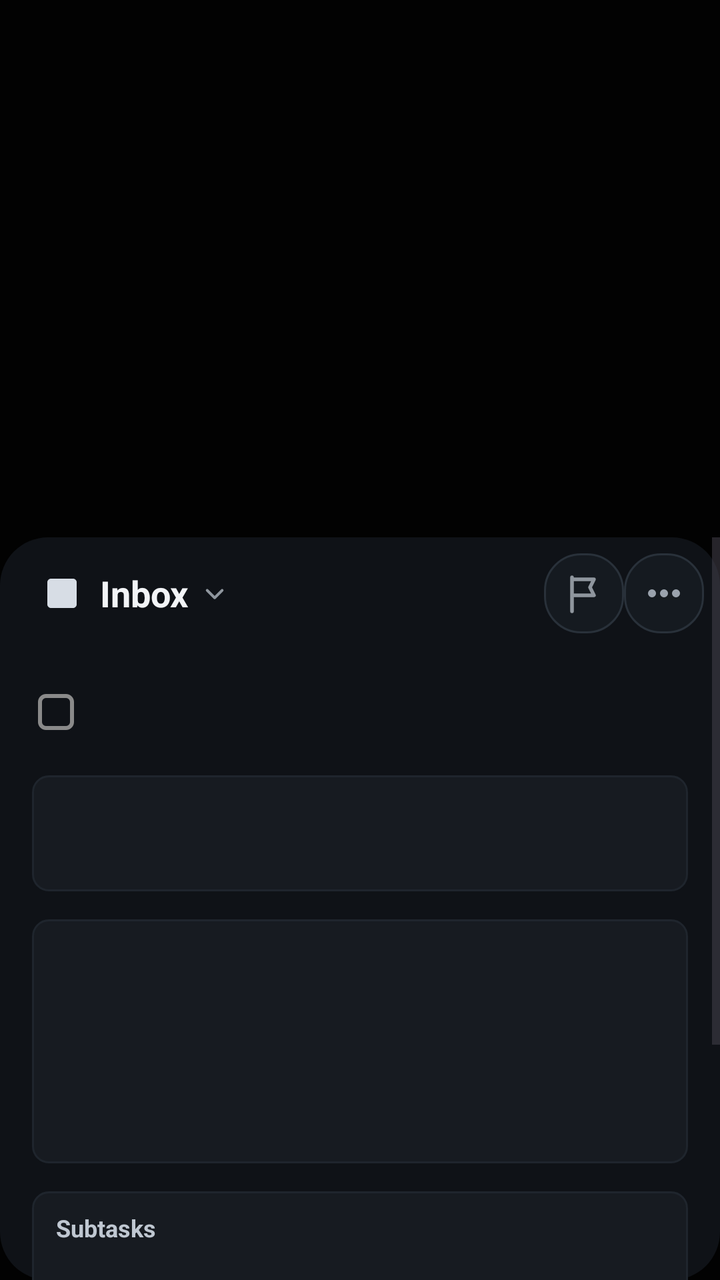
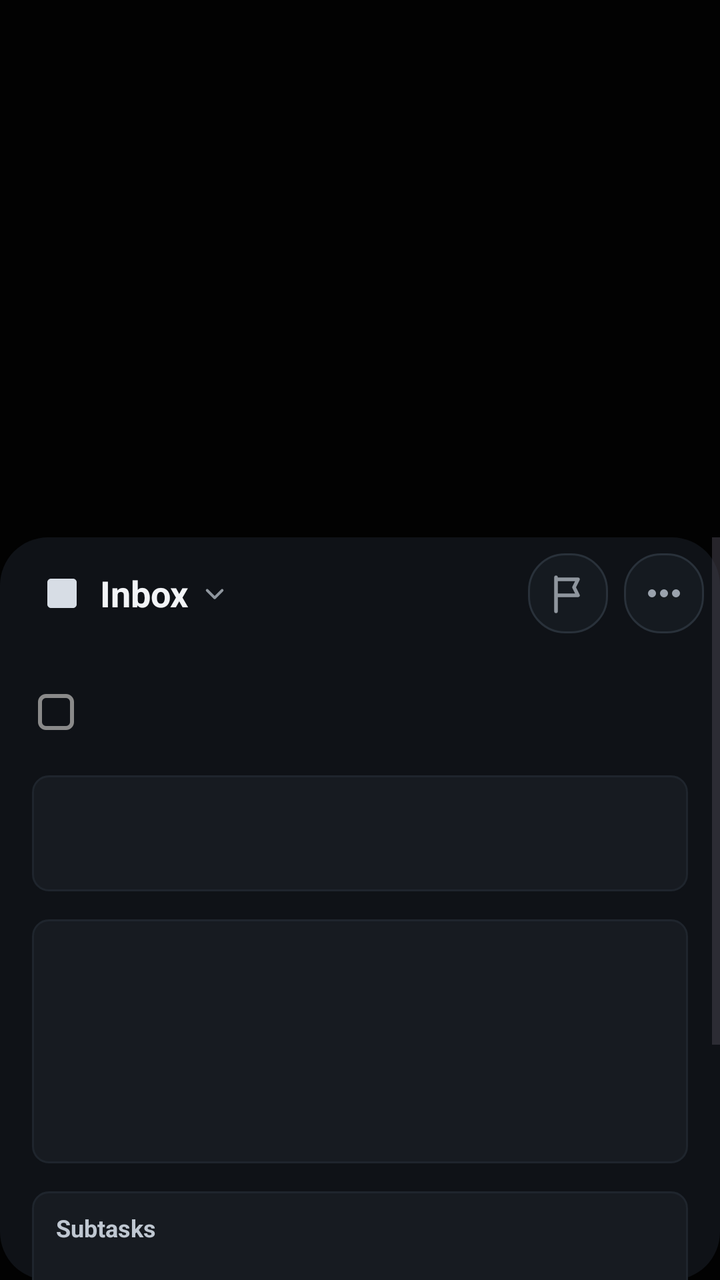

The first picture is an Android layout as it rendered before a commit; the second is the same layout after the commit. The layout source and the unified diff follow.
<!-- AndroidManifest.xml: application theme Theme.TaskManagerApp -->
<!-- res/layout/fragment_task_detail.xml -->
<?xml version="1.0" encoding="utf-8"?>
<androidx.constraintlayout.widget.ConstraintLayout xmlns:android="http://schemas.android.com/apk/res/android"
    xmlns:app="http://schemas.android.com/apk/res-auto"
    android:id="@+id/taskDetailOverlay"
    android:layout_width="match_parent"
    android:layout_height="match_parent"
    android:clickable="true"
    android:focusable="true">

    <View
        android:id="@+id/taskDetailScrim"
        android:layout_width="0dp"
        android:layout_height="0dp"
        android:background="#D9000000"
        android:clickable="true"
        android:focusable="true"
        app:layout_constraintBottom_toBottomOf="parent"
        app:layout_constraintEnd_toEndOf="parent"
        app:layout_constraintStart_toStartOf="parent"
        app:layout_constraintTop_toTopOf="parent" />

    <ScrollView
        android:id="@+id/detailScrollView"
        android:layout_width="0dp"
        android:layout_height="0dp"
        android:background="@drawable/bg_task_detail_dialog"
        android:clipToPadding="false"
        android:elevation="56dp"
        android:fillViewport="true"
        android:focusable="true"
        android:paddingBottom="16dp"
        app:layout_constraintBottom_toBottomOf="parent"
        app:layout_constraintEnd_toEndOf="parent"
        app:layout_constraintHeight_percent="0.58"
        app:layout_constraintStart_toStartOf="parent"
        app:layout_constraintTop_toTopOf="parent"
        app:layout_constraintVertical_bias="1">

        <LinearLayout
            android:id="@+id/taskDetailContent"
            android:layout_width="match_parent"
            android:layout_height="wrap_content"
            android:minHeight="520dp"
            android:orientation="vertical">

            <androidx.constraintlayout.widget.ConstraintLayout
                android:id="@+id/detailTopBar"
                android:layout_width="match_parent"
                android:layout_height="56dp"
                android:clipChildren="false"
                android:clipToPadding="false"
                android:paddingStart="8dp"
                android:paddingEnd="8dp">

                <ImageButton
                    android:id="@+id/btnDetailBack"
                    android:layout_width="40dp"
                    android:layout_height="40dp"
                    android:alpha="0"
                    android:background="@drawable/bg_task_editor_icon_button"
                    android:clickable="false"
                    android:contentDescription="@string/task_editor_back"
                    android:focusable="false"
                    android:padding="10dp"
                    android:scaleX="0.84"
                    android:scaleY="0.84"
                    android:src="@drawable/ic_arrow_back"
                    android:translationX="-10dp"
                    app:layout_constraintBottom_toBottomOf="parent"
                    app:layout_constraintStart_toStartOf="parent"
                    app:layout_constraintTop_toTopOf="parent"
                    app:tint="#D7DDE5" />

                <LinearLayout
                    android:id="@+id/detailCategoryPicker"
                    android:layout_width="0dp"
                    android:layout_height="40dp"
                    android:layout_marginStart="8dp"
                    android:clickable="true"
                    android:focusable="true"
                    android:gravity="center_vertical"
                    android:orientation="horizontal"
                    android:paddingStart="4dp"
                    android:paddingEnd="8dp"
                    app:layout_constraintBottom_toBottomOf="parent"
                    app:layout_constraintEnd_toStartOf="@id/tvDetailPriority"
                    app:layout_constraintStart_toStartOf="parent"
                    app:layout_constraintTop_toTopOf="parent">

                    <ImageView
                        android:id="@+id/tvDetailCategoryIcon"
                        android:layout_width="22dp"
                        android:layout_height="22dp"
                        android:contentDescription="@string/task_editor_category"
                        android:src="@drawable/ic_nav_task_outline"
                        app:tint="#D7DDE5" />

                    <TextView
                        android:id="@+id/tvDetailCategory"
                        android:layout_width="wrap_content"
                        android:layout_height="wrap_content"
                        android:layout_marginStart="8dp"
                        android:ellipsize="end"
                        android:maxLines="1"
                        android:text="Inbox"
                        android:textColor="#F2F4F7"
                        android:textSize="18sp"
                        android:textStyle="bold" />

                    <ImageView
                        android:layout_width="18dp"
                        android:layout_height="18dp"
                        android:layout_marginStart="4dp"
                        android:contentDescription="@string/task_editor_change_category"
                        android:src="@drawable/ic_editor_chevron_down" />
                </LinearLayout>

                <ImageButton
                    android:id="@+id/tvDetailPriority"
                    android:layout_width="40dp"
                    android:layout_height="40dp"
                    android:layout_marginStart="8dp"
                    android:background="@drawable/bg_task_editor_chip"
                    android:clickable="true"
                    android:contentDescription="Priority"
                    android:focusable="true"
                    android:gravity="center"
                    android:padding="8dp"
                    android:scaleType="center"
                    android:src="@drawable/ic_editor_flag"
                    app:layout_constraintBottom_toBottomOf="parent"
                    app:layout_constraintEnd_toStartOf="@id/btnDetailMore"
                    app:layout_constraintTop_toTopOf="parent"
                    app:tint="#8F969E" />

                <ImageButton
                    android:id="@+id/btnDetailMore"
                    android:layout_width="40dp"
                    android:layout_height="40dp"
                    android:layout_marginStart="4dp"
                    android:background="@drawable/bg_task_editor_icon_button"
                    android:contentDescription="@string/toolbar_more_options"
                    android:padding="10dp"
                    android:src="@drawable/ic_more_horizontal"
                    app:layout_constraintBottom_toBottomOf="parent"
                    app:layout_constraintEnd_toEndOf="parent"
                    app:layout_constraintTop_toTopOf="parent"
                    app:tint="#9AA2AD" />
            </androidx.constraintlayout.widget.ConstraintLayout>

            <LinearLayout
                android:id="@+id/detailBody"
                android:layout_width="match_parent"
                android:layout_height="wrap_content"
                android:orientation="vertical"
                android:paddingStart="16dp"
                android:paddingEnd="16dp">

                <LinearLayout
                    android:id="@+id/detailCompletionRow"
                    android:layout_width="match_parent"
                    android:layout_height="wrap_content"
                    android:layout_marginTop="18dp"
                    android:gravity="center_vertical"
                    android:orientation="horizontal">

                    <CheckBox
                        android:id="@+id/checkDetailComplete"
                        style="@style/Widget.TaskManager.CompleteCheckBox"
                        android:clickable="false"
                        android:focusable="false" />

                    <TextView
                        android:id="@+id/tvDetailDeadline"
                        android:layout_width="wrap_content"
                        android:layout_height="wrap_content"
                        android:layout_marginStart="14dp"
                        android:textColor="#8F969E"
                        android:textSize="20sp" />
                </LinearLayout>

                <LinearLayout
                    android:id="@+id/detailEditorContent"
                    android:layout_width="match_parent"
                    android:layout_height="wrap_content"
                    android:layout_marginTop="18dp"
                    android:orientation="vertical">

                    <TextView
                        android:id="@+id/tvDetailTitle"
                        android:layout_width="match_parent"
                        android:layout_height="wrap_content"
                        android:background="@drawable/bg_task_editor_card"
                        android:minHeight="58dp"
                        android:paddingStart="16dp"
                        android:paddingTop="16dp"
                        android:paddingEnd="16dp"
                        android:paddingBottom="16dp"
                        android:textColor="#F2F4F7"
                        android:textSize="18sp" />

                    <TextView
                        android:id="@+id/tvDetailDescription"
                        android:layout_width="match_parent"
                        android:layout_height="wrap_content"
                        android:layout_marginTop="14dp"
                        android:background="@drawable/bg_task_editor_card"
                        android:gravity="top|start"
                        android:lineSpacingExtra="4dp"
                        android:minHeight="122dp"
                        android:paddingStart="16dp"
                        android:paddingTop="16dp"
                        android:paddingEnd="16dp"
                        android:paddingBottom="16dp"
                        android:textColor="#D7DDE5"
                        android:textSize="16sp" />

                    <LinearLayout
                        android:id="@+id/detailSubtasksPanel"
                        android:layout_width="match_parent"
                        android:layout_height="wrap_content"
                        android:layout_marginTop="14dp"
                        android:background="@drawable/bg_task_editor_card"
                        android:orientation="vertical"
                        android:paddingStart="12dp"
                        android:paddingTop="10dp"
                        android:paddingEnd="12dp"
                        android:paddingBottom="12dp">

                        <TextView
                            android:layout_width="wrap_content"
                            android:layout_height="wrap_content"
                            android:text="@string/task_editor_subtasks"
                            android:textColor="#BFC7D1"
                            android:textSize="12sp"
                            android:textStyle="bold" />

                        <LinearLayout
                            android:id="@+id/detailAddSubtaskRow"
                            android:layout_width="match_parent"
                            android:layout_height="40dp"
                            android:layout_marginTop="6dp"
                            android:clickable="true"
                            android:focusable="true"
                            android:gravity="center_vertical"
                            android:orientation="horizontal">

                            <ImageView
                                android:layout_width="24dp"
                                android:layout_height="24dp"
                                android:contentDescription="@string/task_editor_add_subtask"
                                android:src="@drawable/ic_editor_plus_circle" />

                            <TextView
                                android:layout_width="wrap_content"
                                android:layout_height="wrap_content"
                                android:layout_marginStart="10dp"
                                android:text="@string/task_editor_add_subtask"
                                android:textColor="#27BDB7"
                                android:textSize="13sp" />
                        </LinearLayout>
                    </LinearLayout>

                    <ImageView
                        android:id="@+id/ivDetailAttachment"
                        android:layout_width="match_parent"
                        android:layout_height="180dp"
                        android:layout_marginTop="10dp"
                        android:background="@drawable/bg_task_editor_card"
                        android:contentDescription="@string/task_attachment_label"
                        android:scaleType="centerCrop"
                        android:visibility="gone" />
                </LinearLayout>
            </LinearLayout>
        </LinearLayout>
    </ScrollView>
</androidx.constraintlayout.widget.ConstraintLayout>
<!-- resources referenced by this layout -->
<resources>
  <!-- drawable bg_task_detail_dialog (drawable) -->
  <?xml version="1.0" encoding="utf-8"?>
  <shape xmlns:android="http://schemas.android.com/apk/res/android">
      <solid android:color="#0F1217" />
      <corners android:radius="24dp" />
  </shape>
  <!-- drawable bg_task_editor_card (drawable) -->
  <?xml version="1.0" encoding="utf-8"?>
  <shape xmlns:android="http://schemas.android.com/apk/res/android">
      <solid android:color="#171B21" />
      <stroke
          android:width="1dp"
          android:color="#1F252D" />
      <corners android:radius="8dp" />
  </shape>
  <!-- drawable bg_task_editor_chip (drawable) -->
  <?xml version="1.0" encoding="utf-8"?>
  <shape xmlns:android="http://schemas.android.com/apk/res/android">
      <solid android:color="#151A20" />
      <stroke
          android:width="1dp"
          android:color="#29313A" />
      <corners android:radius="18dp" />
      <padding
          android:left="12dp"
          android:right="12dp"
          android:top="6dp"
          android:bottom="6dp" />
  </shape>
  <!-- drawable bg_task_editor_icon_button (drawable) -->
  <?xml version="1.0" encoding="utf-8"?>
  <ripple xmlns:android="http://schemas.android.com/apk/res/android"
      android:color="#26312F">
      <item>
          <shape android:shape="rectangle">
              <solid android:color="#151A20" />
              <stroke
                  android:width="1dp"
                  android:color="#29313A" />
              <corners android:radius="18dp" />
          </shape>
      </item>
  </ripple>
  <!-- drawable ic_more_horizontal (drawable) -->
  <vector xmlns:android="http://schemas.android.com/apk/res/android"
      android:width="32dp"
      android:height="32dp"
      android:viewportWidth="32"
      android:viewportHeight="32">
      <path
          android:fillColor="@android:color/transparent"
          android:pathData="M10,16 L10,16 M16,16 L16,16 M22,16 L22,16"
          android:strokeColor="@color/colorOnSurface"
          android:strokeLineCap="round"
          android:strokeWidth="4" />
  </vector>
  <string name="task_attachment_label">Ảnh đính kèm</string>
  <string name="task_editor_add_subtask">Add subtask</string>
  <string name="task_editor_back">Back</string>
  <string name="task_editor_category">Category</string>
  <string name="task_editor_change_category">Change category</string>
  <string name="task_editor_subtasks">Subtasks</string>
  <string name="toolbar_more_options">More options</string>
  <style name="Theme.TaskManagerApp" parent="Base.Theme.TaskManagerApp" />
  <color name="colorOnSurface">#F4F4F4</color>
  <color name="bottom_nav_icon_inactive">#8D949F</color>
  <!-- drawable selector_task_complete_checkbox (drawable) -->
  <?xml version="1.0" encoding="utf-8"?>
  <selector xmlns:android="http://schemas.android.com/apk/res/android">
      <item android:state_checked="true" android:drawable="@drawable/ic_task_complete_checked" />
      <item android:drawable="@drawable/ic_task_complete_unchecked" />
  </selector>
  <color name="colorPrimary">#3A3A3A</color>
  <color name="colorOnPrimary">#F5F5F5</color>
  <color name="colorPrimaryContainer">#454545</color>
  <color name="colorOnPrimaryContainer">#FFFFFF</color>
  <color name="colorSecondary">#5F6368</color>
  <color name="colorOnSecondary">#FFFFFF</color>
  <color name="colorBackground">#101010</color>
  <color name="colorOnBackground">#F1F1F1</color>
  <color name="colorSurface">#1E1E1E</color>
  <color name="colorSurfaceVariant">#2A2A2A</color>
  <color name="colorOnSurfaceVariant">#DADADA</color>
  <color name="colorOutline">#8A8A8A</color>
  <color name="white">#FFFFFFFF</color>
  <!-- unchanged entries left out for length: 9 -->
</resources>

<!-- the commit's change to res/layout/fragment_task_detail.xml (unified diff, before → after) -->
@@ -76,6 +76,7 @@
                     android:layout_width="0dp"
                     android:layout_height="40dp"
                     android:layout_marginStart="8dp"
+                    android:layout_marginEnd="8dp"
                     android:clickable="true"
                     android:focusable="true"
                     android:gravity="center_vertical"
@@ -120,7 +121,8 @@
                     android:layout_width="40dp"
                     android:layout_height="40dp"
                     android:layout_marginStart="8dp"
-                    android:background="@drawable/bg_task_editor_chip"
+                    android:layout_marginEnd="8dp"
+                    android:background="@drawable/bg_task_editor_icon_button"
                     android:clickable="true"
                     android:contentDescription="Priority"
                     android:focusable="true"
@@ -137,7 +139,7 @@
                     android:id="@+id/btnDetailMore"
                     android:layout_width="40dp"
                     android:layout_height="40dp"
-                    android:layout_marginStart="4dp"
+                    android:layout_marginStart="8dp"
                     android:background="@drawable/bg_task_editor_icon_button"
                     android:contentDescription="@string/toolbar_more_options"
                     android:padding="10dp"
<!-- resource entries referenced after the edit -->
@@ -14,20 +14,6 @@
           android:width="1dp"
           android:color="#1F252D" />
       <corners android:radius="8dp" />
-  </shape>
-  <!-- drawable bg_task_editor_chip (drawable) -->
-  <?xml version="1.0" encoding="utf-8"?>
-  <shape xmlns:android="http://schemas.android.com/apk/res/android">
-      <solid android:color="#151A20" />
-      <stroke
-          android:width="1dp"
-          android:color="#29313A" />
-      <corners android:radius="18dp" />
-      <padding
-          android:left="12dp"
-          android:right="12dp"
-          android:top="6dp"
-          android:bottom="6dp" />
   </shape>
   <!-- drawable bg_task_editor_icon_button (drawable) -->
   <?xml version="1.0" encoding="utf-8"?>
